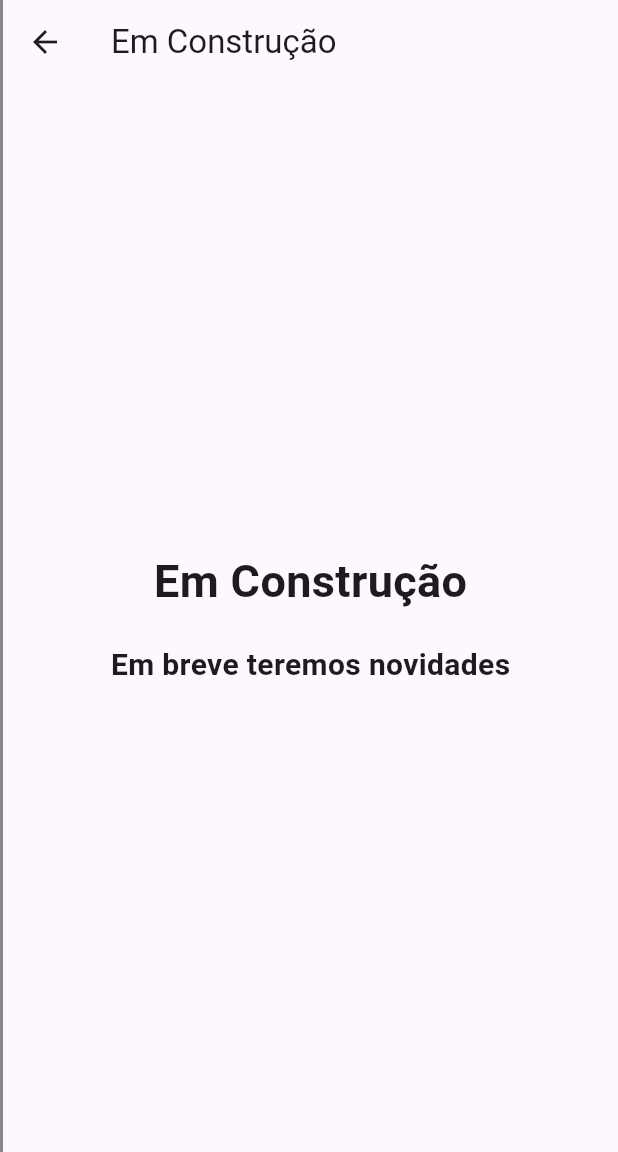
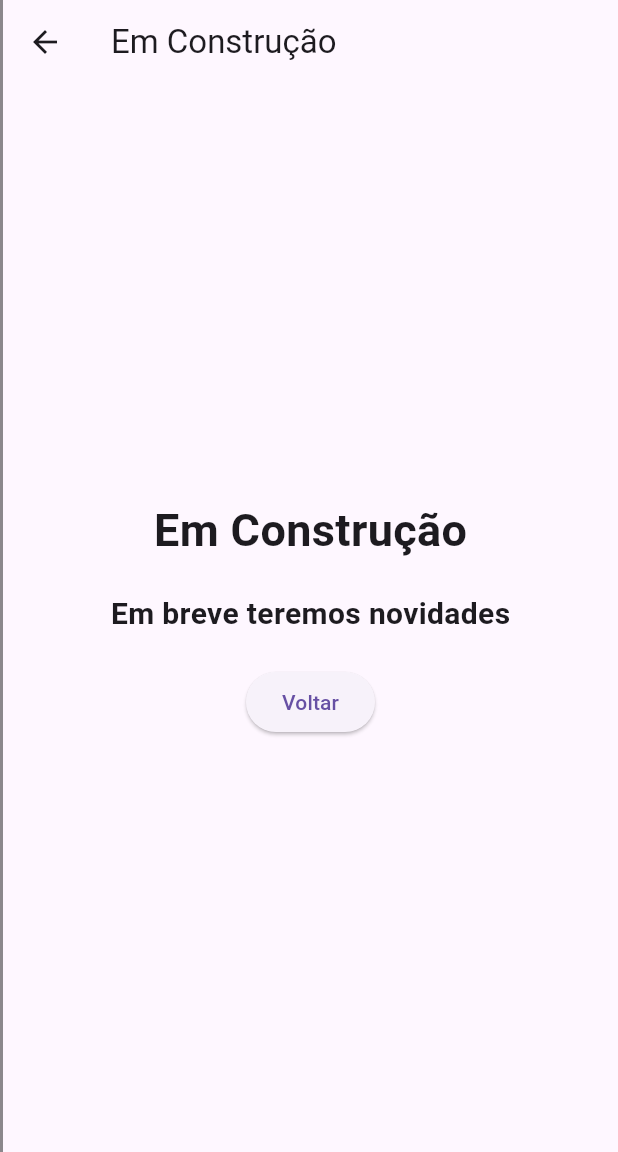
Before and after one commit to cruvinelrv/liberpass_baseweb, a Flutter app: the UnderConstructionPage screen opened by its route, on a phone screen of 412 x 824 dp, the part 84-1236 px from its top. Run offline on Flutter 3.47's test engine with Material 3 defaults, Android fonts, the phone set to English and light mode, and no system bars; our stand-ins replace cloud_firestore, easy_localization, file_picker, firebase_core, flutter_bloc, flutter_masked_text2 and 4 more; missing offline and left inert: celest, celest_core, dart:html, easy_mask, flutter_pdfview, meta_seo; accounts and stored records are empty.

Commit message:
refactor: novas declaracoes modular v6 e modulos

```diff
--- a/lib/app/app_module.dart
+++ b/lib/app/app_module.dart
@@ -31,9 +31,9 @@ class AppModule extends Module {
     i.addSingleton<AuthGuard>(AuthGuard.new);
     i.addSingleton<AuthCubit>(AuthCubit.new);
     i.addSingleton<SessionManager>(SessionManager.new);
-    i.add<ItemCubit>((i) => ItemCubit());
-    i.add<MenuCubit>((i) => MenuCubit());
-    i.add<ItemPageCubit>((i) => ItemPageCubit());
+    i.add<ItemCubit>(ItemCubit.new);
+    i.add<MenuCubit>(MenuCubit.new);
+    i.add<ItemPageCubit>(ItemPageCubit.new);
   }
     // i<MenuCubit>((i) => MenuCubit(),
     //     onDispose: (cubit) async => cubit.close());
--- a/lib/app/modules/auth_manager/auth_manager_module.dart
+++ b/lib/app/modules/auth_manager/auth_manager_module.dart
@@ -7,7 +7,7 @@ class AuthManagerModule extends Module {
 
   @override
   void routes(r) {
-    ChildRoute(
+    r.child(
       '/',
       child: (context) => const LoginPage(),
       transition: TransitionType.fadeIn,
--- a/lib/app/modules/auth_manager/login/presentation/ui/pages/login_page/login_page.dart
+++ b/lib/app/modules/auth_manager/login/presentation/ui/pages/login_page/login_page.dart
@@ -61,6 +61,7 @@ class _LoginPageState extends State<LoginPage> {
                         labelText: 'Nome da empresa',
                       ),
                     ),
+
                     const SizedBox(height: 16.0),
                     TextField(
                       controller: _usernameController,
--- a/lib/app/modules/central_base/central_base_module.dart
+++ b/lib/app/modules/central_base/central_base_module.dart
@@ -37,12 +37,14 @@ class CentralBaseModule extends Module {
         ChildRoute('/crm/', child: (context) => const PersonPage()),
         ChildRoute('/under-construction/', child: (context) => const UnderConstructionPage()),
         ChildRoute('/order/', child: (context) => const OrderPage()),
+        WildcardRoute(child: (context) => const UnderConstructionPage()),
       ],
     );
     r.child(
       '/denied/',
       child: (context) => const PermissionDeniedPage(),
     );
+    r.wildcard(child: (context) => const UnderConstructionPage());
   }
 
   //final guardedRouteGenerator = AccessDeniedGuard().canActivate;
--- a/lib/app/modules/central_base/shared/presentation/ui/pages/base_page/base_page.dart
+++ b/lib/app/modules/central_base/shared/presentation/ui/pages/base_page/base_page.dart
@@ -84,7 +84,8 @@ class _BasePageState extends State<BasePage> {
                   ListTile(
                     title: const Text('Sair'),
                     onTap: () {
-                      Modular.to.navigate('/login');
+                      Modular.to.popUntil((p0) => true);
+                      Modular.to.navigate('/auth-manager/');
                     },
                   ),
                 ],
@@ -135,7 +136,7 @@ class _BasePageState extends State<BasePage> {
                 ListTile(
                   title: const Text('Sair'),
                   onTap: () {
-                    Modular.to.navigate('/login');
+                    Modular.to.navigate('/');
                     Navigator.pop(context);
                   },
                 ),
--- a/lib/app/modules/escape_manager/presentation/ui/pages/under_construction_page/under_construction_page.dart
+++ b/lib/app/modules/escape_manager/presentation/ui/pages/under_construction_page/under_construction_page.dart
@@ -1,4 +1,5 @@
 import 'package:flutter/material.dart';
+import 'package:flutter_modular/flutter_modular.dart';
 
 class UnderConstructionPage extends StatefulWidget {
   const UnderConstructionPage({super.key});
@@ -14,7 +15,7 @@ class _UnderConstructionPageState extends State<UnderConstructionPage> {
       appBar: AppBar(
         title: const Text('Em Construção'),
       ),
-      body: const Center(
+      body:  Center(
         child: Column(
           mainAxisAlignment: MainAxisAlignment.center,
           children: <Widget>[
@@ -35,6 +36,10 @@ class _UnderConstructionPageState extends State<UnderConstructionPage> {
                 fontWeight: FontWeight.bold,
               ),
             ),
+            SizedBox(
+              height: 20,
+            ),
+            ElevatedButton(onPressed: ()=> Modular.to.navigate('/'), child: Text('Voltar')),
           ],
         ),
       ),
```
